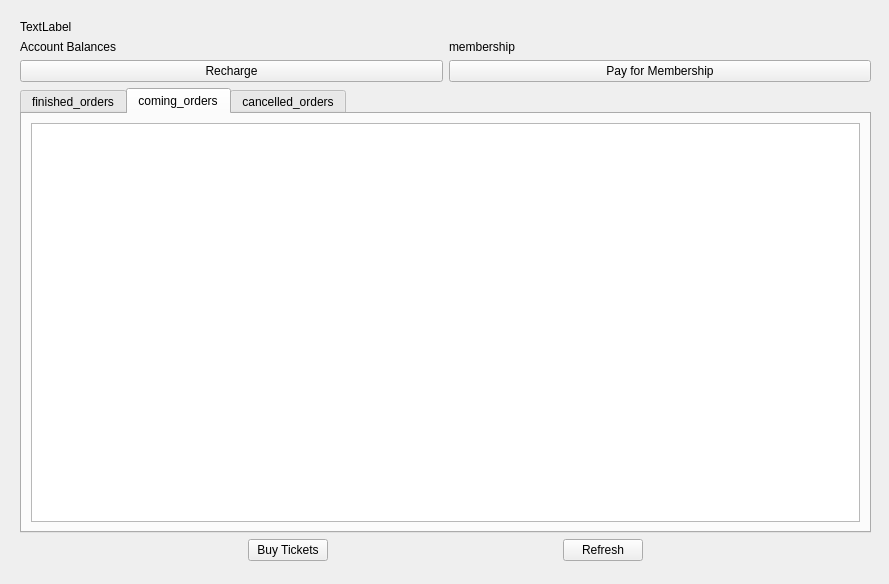
Above: account_and_orders.ui from Aloereed/Flightman_Client_DATA130039 before the change. Below: the same form after it.
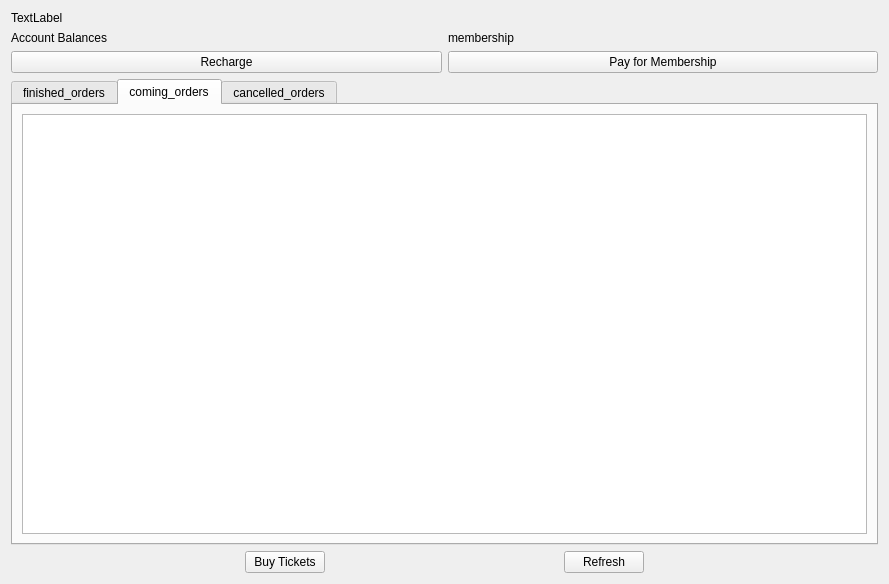
That is the form after the change.

The edit to the form file:
```diff
--- a/account_and_orders.ui
+++ b/account_and_orders.ui
@@ -16,15 +16,8 @@
   <property name="windowTitle">
    <string>Form</string>
   </property>
-  <widget class="QWidget" name="layoutWidget">
-   <property name="geometry">
-    <rect>
-     <x>20</x>
-     <y>20</y>
-     <width>851</width>
-     <height>541</height>
-    </rect>
-   </property>
+  <layout class="QGridLayout" name="gridLayout_5">
+   <item row="0" column="0">
    <layout class="QVBoxLayout" name="verticalLayout_2">
     <item>
      <widget class="QLabel" name="User_label">
@@ -172,7 +165,8 @@
      </layout>
     </item>
    </layout>
-  </widget>
+   </item>
+  </layout>
  </widget>
  <resources/>
  <connections/>
```
Lines whose indentation alone changed are shown as unchanged.
